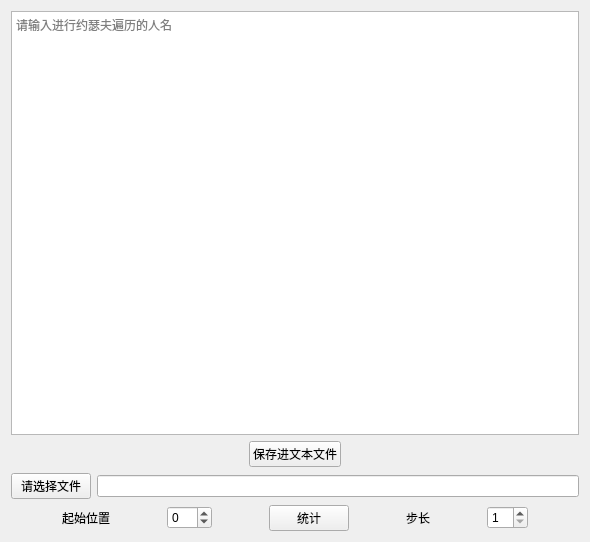
The window that Graphical interface/stats.ui (1222r52egyejt/qiyao) describes before a commit, drawn with Qt 5.
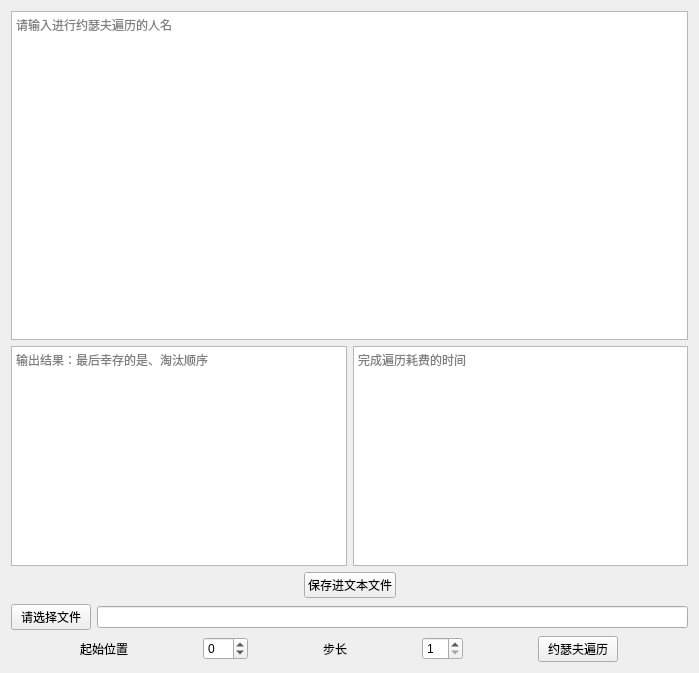
The same window after the commit.

Commit message: 加入错误处理与时间测试

What changed in the file:
```diff
--- a/Graphical interface/stats.ui
+++ b/Graphical interface/stats.ui
@@ -6,16 +6,16 @@
    <rect>
     <x>0</x>
     <y>0</y>
-    <width>590</width>
-    <height>542</height>
+    <width>699</width>
+    <height>673</height>
    </rect>
   </property>
   <property name="windowTitle">
    <string>约瑟夫环信息输入</string>
   </property>
-  <layout class="QHBoxLayout" name="horizontalLayout_3">
+  <layout class="QHBoxLayout" name="horizontalLayout_4">
    <item>
-    <layout class="QVBoxLayout" name="verticalLayout_2">
+    <layout class="QVBoxLayout" name="verticalLayout_2" stretch="9,6,1,1,1">
      <item>
       <widget class="QPlainTextEdit" name="TextEdit">
        <property name="placeholderText">
@@ -23,6 +23,24 @@
        </property>
       </widget>
      </item>
+     <item>
+      <layout class="QHBoxLayout" name="horizontalLayout_3">
+       <item>
+        <widget class="QPlainTextEdit" name="plainTextEdit">
+         <property name="placeholderText">
+          <string>输出结果：最后幸存的是、淘汰顺序</string>
+         </property>
+        </widget>
+       </item>
+       <item>
+        <widget class="QPlainTextEdit" name="plainTextEdit_2">
+         <property name="placeholderText">
+          <string>完成遍历耗费的时间</string>
+         </property>
+        </widget>
+       </item>
+      </layout>
+     </item>
      <item>
       <layout class="QHBoxLayout" name="horizontalLayout_2">
        <item>
@@ -90,7 +108,7 @@
       </layout>
      </item>
      <item>
-      <layout class="QHBoxLayout" name="horizontalLayout_5" stretch="1,1,2,0,1">
+      <layout class="QHBoxLayout" name="horizontalLayout_5" stretch="1,1,1,1,2">
        <item>
         <widget class="QLabel" name="label">
          <property name="sizePolicy">
@@ -117,19 +135,6 @@
          </property>
         </widget>
        </item>
-       <item>
-        <widget class="QPushButton" name="Button">
-         <property name="sizePolicy">
-          <sizepolicy hsizetype="Fixed" vsizetype="Fixed">
-           <horstretch>0</horstretch>
-           <verstretch>0</verstretch>
-          </sizepolicy>
-         </property>
-         <property name="text">
-          <string>统计</string>
-         </property>
-        </widget>
-       </item>
        <item>
         <widget class="QLabel" name="label_2">
          <property name="sizePolicy">
@@ -156,6 +161,19 @@
          </property>
         </widget>
        </item>
+       <item>
+        <widget class="QPushButton" name="Button">
+         <property name="sizePolicy">
+          <sizepolicy hsizetype="Fixed" vsizetype="Fixed">
+           <horstretch>0</horstretch>
+           <verstretch>0</verstretch>
+          </sizepolicy>
+         </property>
+         <property name="text">
+          <string>约瑟夫遍历</string>
+         </property>
+        </widget>
+       </item>
       </layout>
      </item>
     </layout>
```
The commit also changes 3 other files.
